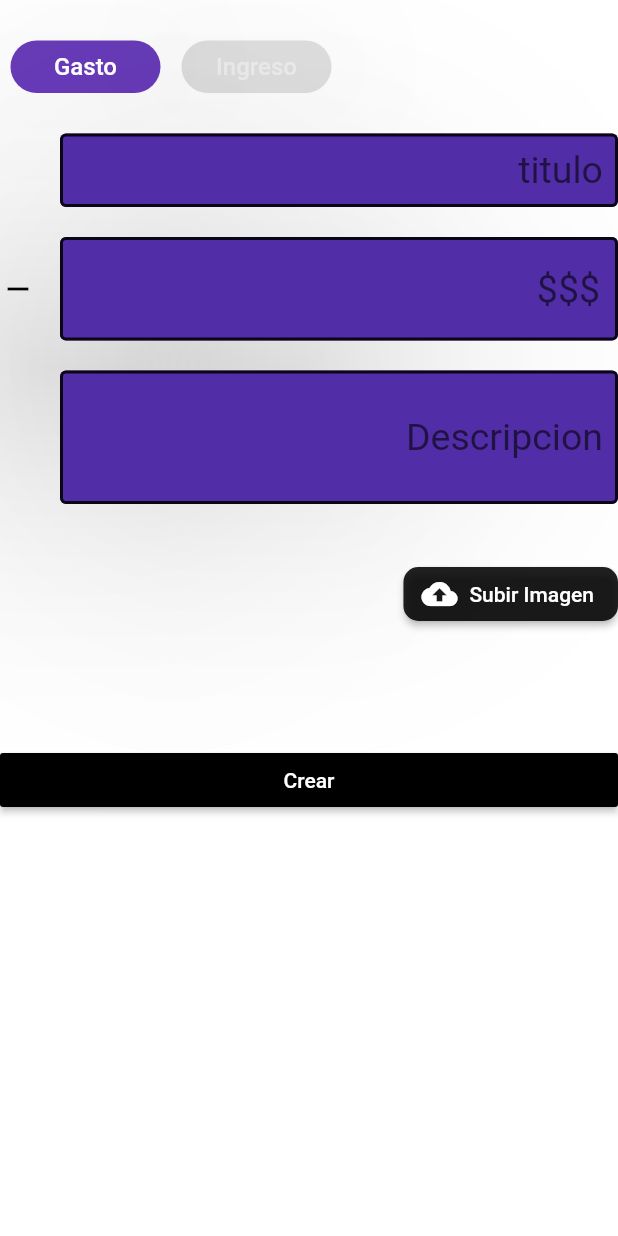
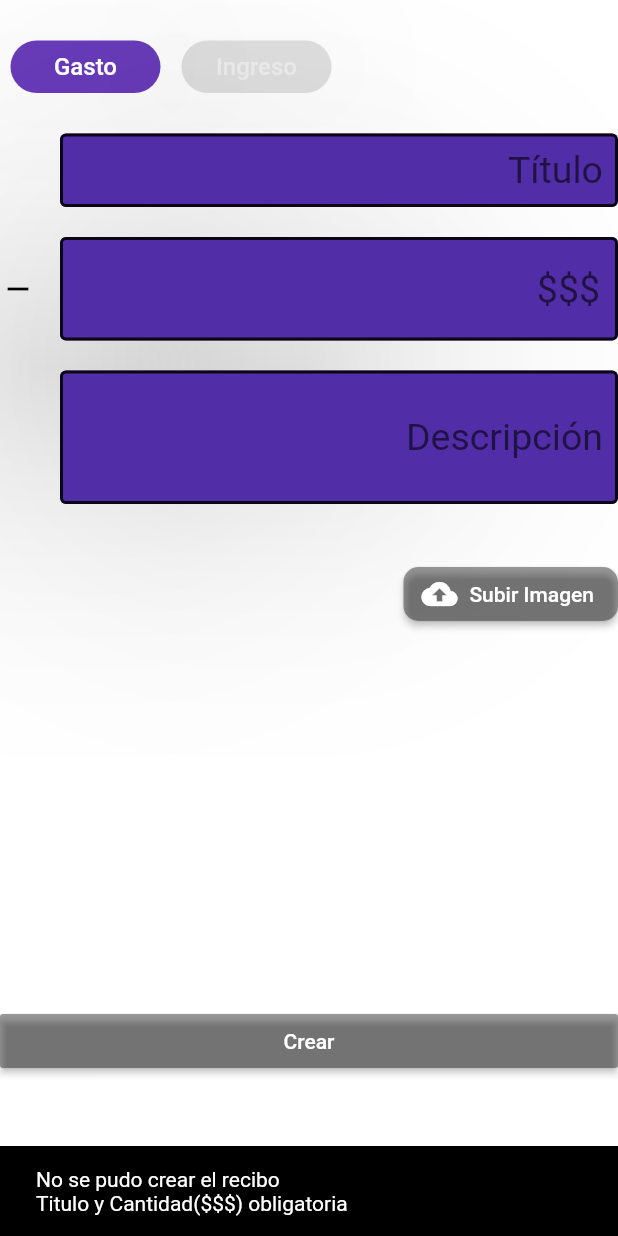
Before and after one commit to Jacttis/billetera_virtual, a Flutter app: the Agregar screen opened directly, after a tap on "Crear", on a phone screen of 412 x 824 dp. Run offline on Flutter 3.47's test engine with Material 2 defaults, Android fonts, the light colour scheme and no system bars; drawn by our look-alikes of custom_radio_grouped_button; our stand-ins replace cloud_firestore, curved_navigation_bar, firebase_auth, firebase_storage, flutter_spinkit, image_picker and 1 more; accounts and stored records are empty.

Commit message:
Agregado Usuario y comentarios
Cambios en el snackbar y en la pagina de Agregar el snackbar

```diff
--- a/lib/models/UsuarioInfo.dart
+++ b/lib/models/UsuarioInfo.dart
@@ -5,6 +5,7 @@ class UsuarioInfo{
   final String nombre;
   final Timestamp creacion;
   final String moneda;
+  final String path;
 
-  UsuarioInfo({this.moneda,this.nombre,this.creacion});
+  UsuarioInfo({this.moneda,this.nombre,this.creacion,this.path});
 }
--- a/lib/screens/Home/Pages/Agregar/AgregarView.dart
+++ b/lib/screens/Home/Pages/Agregar/AgregarView.dart
@@ -49,6 +49,7 @@ class _AgregarViewState extends State<AgregarView> {
     decoration: textInputDecoration.copyWith(hintText:'\$\$\$',fillColor: Colors.deepPurple[700], icon: Icon(Icons.remove,color: Colors.black,),),
     textAlign: TextAlign.right,
   );
+
   //Guarda el valor de la entrada dependiendo de si es un gasto o un ingreso
   TextFormField _textoEntrada=_entradaCantidadNegativa;
 
@@ -94,14 +95,17 @@ class _AgregarViewState extends State<AgregarView> {
                 textStyle: TextStyle(fontSize: 16)),
             /*
             * Cambia el valor de la entrada de texto  depende de la opcion obtenida
+            * Si se cambia de gasto a ingreso se limpia el valor
             * */
             radioButtonValue: (value) {
               setState(() {
                 if(value =='GASTO'){
                   _textoEntrada=_entradaCantidadNegativa;
+                  _textoEntrada.controller.clear();
                 }
                 else{
                   _textoEntrada=_entradaCantidadPositiva;
+                  _textoEntrada.controller.clear();
                 }
               });
             },
@@ -128,7 +132,7 @@ class _AgregarViewState extends State<AgregarView> {
                 focusedBorder: OutlineInputBorder(
                   borderSide: BorderSide(color: Colors.white70, width: 2.0),
                 ),
-                hintText: 'titulo',
+                hintText: 'Título',
                 contentPadding: new EdgeInsets.symmetric(vertical: 10.0, horizontal: 10.0),
                 border: OutlineInputBorder(borderSide: new BorderSide(color: Colors.black)),
                 isDense: true,
@@ -164,7 +168,7 @@ class _AgregarViewState extends State<AgregarView> {
                 focusedBorder: OutlineInputBorder(
                   borderSide: BorderSide(color: Colors.white70, width: 2.0),
                 ),
-                  hintText: 'Descripcion',
+                  hintText: 'Descripción',
                   contentPadding: new EdgeInsets.symmetric(vertical: 30.0, horizontal: 10.0),
                   border: OutlineInputBorder(borderSide: new BorderSide(color: Colors.black)),
                   isDense: true,
@@ -209,7 +213,7 @@ class _AgregarViewState extends State<AgregarView> {
                 width:MediaQuery.of(context).size.width-150,
                 child: RaisedButton.icon(
                   textColor: Colors.white,
-                  color: Colors.black87,
+                  color: Colors.black38,
                   label: Text('Subir Imagen'),
                   onPressed: ()async {
                       image= await logicaFoto.getImage();
@@ -229,35 +233,45 @@ class _AgregarViewState extends State<AgregarView> {
 
             ],
           ),
-          SizedBox(height: 50,),
+          SizedBox(height: MediaQuery.of(context).size.height-600,),
           /*
           * Al presionar el boton 'Crear' se sube la imagen a la storage y se sube el recibo a la base de datos
           * luego se limpian los valores y los TextFiled y la imagen
+          * Si no se completo la cantidad deseada y el titulo no se crea y se avisa al usuario
           * */
           RaisedButton(
-            color: Colors.black,
+            color: Colors.black38,
             textColor: Colors.white,
             child: Text('Crear'),
 
             onPressed: () async{
-              if(image!=null) {
-                var url = await StorageService(uid: user.uid).startUpload(image);
+              if(_textoEntrada.controller.text!='' && _controladorTitulo.text!='') {
+                if (image != null) {
+                  var url = await StorageService(uid: user.uid).startUpload(
+                      image);
                   databaseService.addRecibo(descripcion, number, url, titulo);
                 }
-              else{
+                else {
                   databaseService.addRecibo(descripcion, number, '', titulo);
                 }
                 _controladorTitulo.clear();
                 _controladorDescripcion.clear();
                 _textoEntrada.controller.clear();
                 setState(() {
-                image=null;
+                  image = null;
                 });
 
                 Scaffold
                     .of(context)
-                  .showSnackBar(SnackBar(content: Text(" Recibo Creado")));
-
+                    .showSnackBar(SnackBar(content: Text(" Recibo Creado"),
+                  backgroundColor: Colors.black,));
+              }
+              else{
+                Scaffold
+                    .of(context)
+                    .showSnackBar(SnackBar(content: Text("No se pudo crear el recibo \nTitulo y Cantidad(\$\$\$) obligatoria"),
+                  backgroundColor: Colors.black,));
+              }
             },
           )
 
--- a/lib/screens/Home/Pages/Agregar/agregar.dart
+++ b/lib/screens/Home/Pages/Agregar/agregar.dart
@@ -18,11 +18,6 @@ class _AgregarState extends State<Agregar> {
     return  Scaffold(
       resizeToAvoidBottomInset: false,
       backgroundColor: Colors.transparent,
-      /*appBar: AppBar(
-        title: Text('Agregar'),
-        backgroundColor: Colors.transparent,
-        elevation: 0.0,
-      ),*/
       body:AgregarView(),
     );
 
--- a/lib/screens/Home/Pages/Mas/masPage.dart
+++ b/lib/screens/Home/Pages/Mas/masPage.dart
@@ -1,5 +1,5 @@
 import 'file:///D:/ProyectoDart/billetera_virtual/lib/screens/Home/Pages/Mas/SingleCard.dart';
-import 'package:billetera_virtual/screens/Home/Pages/Mas/UsuarioPage.dart';
+import 'file:///D:/ProyectoDart/billetera_virtual/lib/screens/Home/Pages/Mas/Usuarios/UsuarioPage.dart';
 import 'package:billetera_virtual/services/auth.dart';
 import 'package:flutter/material.dart';
 import 'package:webview_flutter/webview_flutter.dart';
@@ -22,7 +22,7 @@ class _MasPageState extends State<MasPage> {
       backgroundColor: Colors.transparent,
 
       appBar: AppBar(
-        title: Text("Configuraciones"),
+        title: Text("Mas Opciones"),
         backgroundColor: Colors.transparent,
         elevation: 0.0,
 
@@ -33,7 +33,7 @@ class _MasPageState extends State<MasPage> {
 
               },
               icon: Icon(Icons.person),
-              label: Text('logout'))
+              label: Text('Cerrar Sesion'))
         ],
       ),
 
```
Also changed, not shown: lib/screens/Home/Pages/Mas/Usuarios/UsuarioPage.dart (renamed from lib/screens/Home/Pages/Mas/UsuarioPage.dart, +7 -9 lines), lib/screens/Home/Pages/Mas/Usuarios/usuarioPageView.dart (added, +207 -0 lines), lib/services/database.dart (+18 -6 lines), 1 other file. Lines whose indentation alone changed are shown as unchanged.
